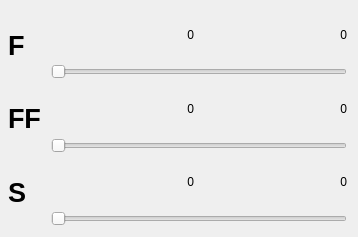
Above: src/UI/SpeedInfo.ui from DjangoReinhard/FalconView before the change. Below: the same form after it.
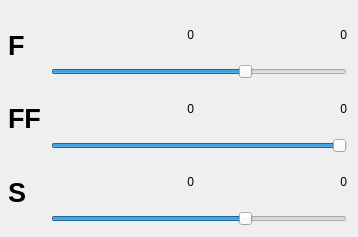
That is the form after the change.

Patch:
```diff
--- a/src/UI/SpeedInfo.ui
+++ b/src/UI/SpeedInfo.ui
@@ -57,9 +57,18 @@
    </item>
    <item row="1" column="1" colspan="2">
     <widget class="QSlider" name="slFeed">
+     <property name="maximum">
+      <number>150</number>
+     </property>
+     <property name="sliderPosition">
+      <number>100</number>
+     </property>
      <property name="orientation">
       <enum>Qt::Horizontal</enum>
      </property>
+     <property name="tickPosition">
+      <enum>QSlider::NoTicks</enum>
+     </property>
     </widget>
    </item>
    <item row="0" column="0" rowspan="2">
@@ -93,9 +102,24 @@
    </item>
    <item row="3" column="1" colspan="2">
     <widget class="QSlider" name="slFastFeed">
+     <property name="maximum">
+      <number>100</number>
+     </property>
+     <property name="singleStep">
+      <number>1</number>
+     </property>
+     <property name="value">
+      <number>100</number>
+     </property>
+     <property name="sliderPosition">
+      <number>100</number>
+     </property>
      <property name="orientation">
       <enum>Qt::Horizontal</enum>
      </property>
+     <property name="tickPosition">
+      <enum>QSlider::NoTicks</enum>
+     </property>
     </widget>
    </item>
    <item row="0" column="2">
@@ -116,9 +140,18 @@
    </item>
    <item row="5" column="1" colspan="2">
     <widget class="QSlider" name="slSpeed">
+     <property name="maximum">
+      <number>150</number>
+     </property>
+     <property name="sliderPosition">
+      <number>100</number>
+     </property>
      <property name="orientation">
       <enum>Qt::Horizontal</enum>
      </property>
+     <property name="tickPosition">
+      <enum>QSlider::NoTicks</enum>
+     </property>
     </widget>
    </item>
    <item row="2" column="1">
```
